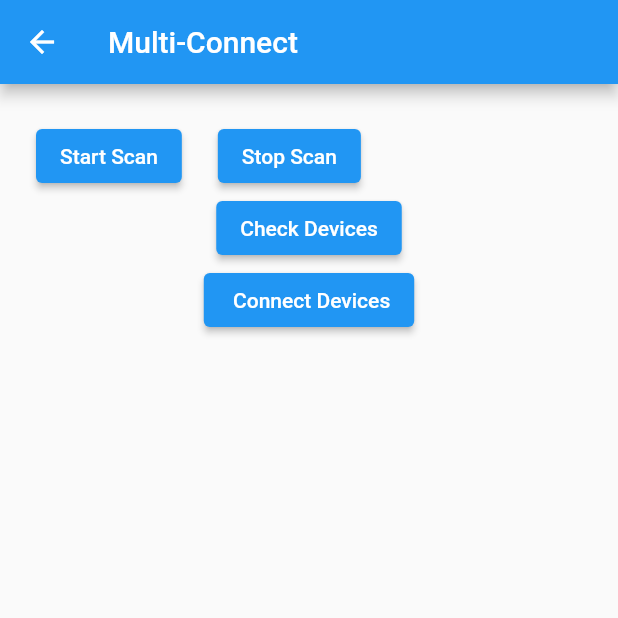
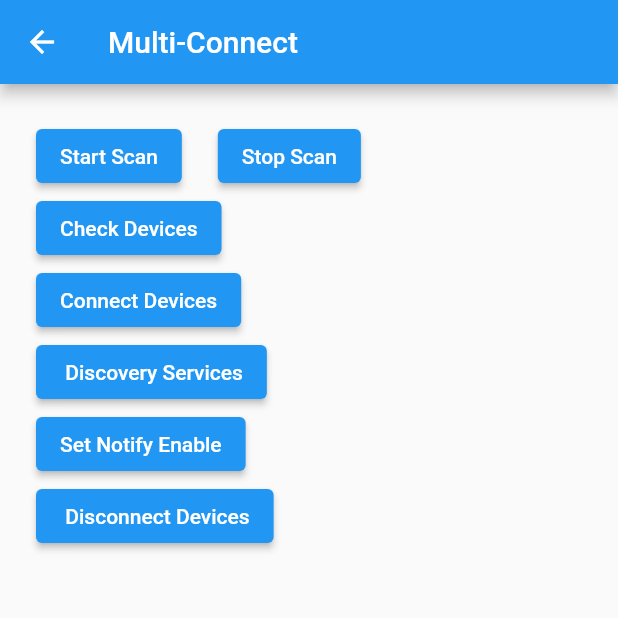
Before and after one commit to JAICHANGPARK/flutter_pulse_oximeter_connect, a Flutter app: the MultiConnectPage screen opened directly, after a tap on "Connect Devices", on a phone screen of 412 x 824 dp, the top half of it. Run offline on Flutter 3.47's test engine with Material 2 defaults, Android fonts, the phone set to English and light mode, and no system bars; our stand-ins replace flutter_blue, permission_handler.

Commit message:
Update multi_connect_page.dart

```diff
--- a/lib/ui/multi_connect_page.dart
+++ b/lib/ui/multi_connect_page.dart
@@ -2,16 +2,22 @@ import 'dart:async';
 
 import 'package:flutter/material.dart';
 import 'package:flutter_blue/flutter_blue.dart';
+import 'package:flutter_pulse_oximeter_connect/service/pulse_oximeter/j1/j1_ble_gatt_service.dart';
 
-class J1Device{
+class J1Device {
   BluetoothDevice? bluetoothDevice;
   BluetoothCharacteristic? requestBluetoothCharacteristic0;
   BluetoothCharacteristic? requestBluetoothCharacteristic1;
   BluetoothCharacteristic? dataBluetoothCharacteristic0;
   BluetoothCharacteristic? dataBluetoothCharacteristic1;
+  StreamSubscription? deviceStateStreamSubscription;
 
-  J1Device({this.bluetoothDevice, this.requestBluetoothCharacteristic0, this.requestBluetoothCharacteristic1,
-    this.dataBluetoothCharacteristic0, this.dataBluetoothCharacteristic1});
+  J1Device(
+      {this.bluetoothDevice,
+      this.requestBluetoothCharacteristic0,
+      this.requestBluetoothCharacteristic1,
+      this.dataBluetoothCharacteristic0,
+      this.dataBluetoothCharacteristic1});
 }
 
 class MultiConnectPage extends StatefulWidget {
@@ -24,17 +30,20 @@ class MultiConnectPage extends StatefulWidget {
 class _MultiConnectPageState extends State<MultiConnectPage> {
   StreamSubscription? scanStreamSubscription;
   Map<String, J1Device> bluetoothDevices = Map();
+
   @override
   void initState() {
     // TODO: implement initState
     super.initState();
   }
+
   @override
   void dispose() {
     // TODO: implement dispose
     scanStreamSubscription?.cancel();
     super.dispose();
   }
+
   @override
   Widget build(BuildContext context) {
     return Scaffold(
@@ -44,35 +53,92 @@ class _MultiConnectPageState extends State<MultiConnectPage> {
       body: Padding(
         padding: const EdgeInsets.all(24.0),
         child: Column(
+          crossAxisAlignment: CrossAxisAlignment.start,
           children: [
             Row(
               children: [
-                ElevatedButton(onPressed: ()async{
+                ElevatedButton(
+                    onPressed: () async {
                       bluetoothDevices.clear();
-                  scanStreamSubscription = FlutterBlue.instance.scan(
+                      scanStreamSubscription = FlutterBlue.instance
+                          .scan(
                         timeout: Duration(seconds: 10),
-                  ).listen((event) {
+                      )
+                          .listen((event) {
                         print("${event.device.name} / ${event.device.id}");
-                      if(event.device.name == "J1"){
+                        if (event.device.name == "J1") {
                           print(">>> J1 Detected ");
                           bluetoothDevices["${event.device.id}"] = J1Device(bluetoothDevice: event.device);
                         }
                       });
-                }, child: Text("Start Scan")),
-                SizedBox(width: 24,),
-                ElevatedButton(onPressed: ()async{
+                    },
+                    child: Text("Start Scan")),
+                SizedBox(
+                  width: 24,
+                ),
+                ElevatedButton(
+                    onPressed: () async {
                       await scanStreamSubscription?.cancel();
                       await FlutterBlue.instance.stopScan();
-
-                }, child: Text("Stop Scan")),
+                    },
+                    child: Text("Stop Scan")),
               ],
             ),
-            ElevatedButton(onPressed: ()async{
+            ElevatedButton(
+                onPressed: () async {
                   print(">>> bluetoothDevices.length : ${bluetoothDevices.length}");
-            }, child: Text("Check Devices")),
-            ElevatedButton(onPressed: ()async{
-              print(">>> bluetoothDevices.length : ${bluetoothDevices.length}");
-            }, child: Text(" Connect Devices")),
+                },
+                child: Text("Check Devices")),
+            ElevatedButton(
+                onPressed: () async {
+                  // print(">>> bluetoothDevices.length : ${bluetoothDevices.length}");
+                  bluetoothDevices.forEach((key, value) async {
+                    print(key);
+                    await value.bluetoothDevice?.connect(autoConnect: false, timeout: Duration(seconds: 10));
+                  });
+                },
+                child: Text("Connect Devices")),
+            ElevatedButton(
+                onPressed: () async {
+                  // print(">>> bluetoothDevices.length : ${bluetoothDevices.length}");
+                  bluetoothDevices.forEach((key, value) async {
+                    print(key);
+                    List<BluetoothService>? services = await value.bluetoothDevice?.discoverServices();
+                    services?.forEach((element) {
+                      print("service: ${element.uuid.toString()}");
+                      element.characteristics.forEach((element2) {
+                        print("characteristics: ${element2.uuid.toString()}");
+                        if (element2.uuid.toString() == J1BleGattService.UUID_CHAR_REQ_00) {
+                          value.requestBluetoothCharacteristic0 = element2;
+                        } else if (element2.uuid.toString() == J1BleGattService.UUID_CHAR_DATA_00) {
+                          value.dataBluetoothCharacteristic0 = element2;
+                        } else if (element2.uuid.toString() == J1BleGattService.UUID_CHAR_DATA_01) {
+                          value.dataBluetoothCharacteristic1 = element2;
+                        }
+                      });
+                    });
+                  });
+                },
+                child: Text(" Discovery Services")),
+            ElevatedButton(
+                onPressed: () async {
+                  // print(">>> bluetoothDevices.length : ${bluetoothDevices.length}");
+                  bluetoothDevices.forEach((key, value) async {
+                    print(key);
+                    await value.dataBluetoothCharacteristic0?.setNotifyValue(true);
+                    await value.dataBluetoothCharacteristic1?.setNotifyValue(true);
+                  });
+                },
+                child: Text("Set Notify Enable")),
+            ElevatedButton(
+                onPressed: () async {
+                  // print(">>> bluetoothDevices.length : ${bluetoothDevices.length}");
+                  bluetoothDevices.forEach((key, value) async {
+                    print(key);
+                    await value.bluetoothDevice?.disconnect();
+                  });
+                },
+                child: Text(" Disconnect Devices")),
 
           ],
         ),
```
Lines whose indentation alone changed are shown as unchanged.
